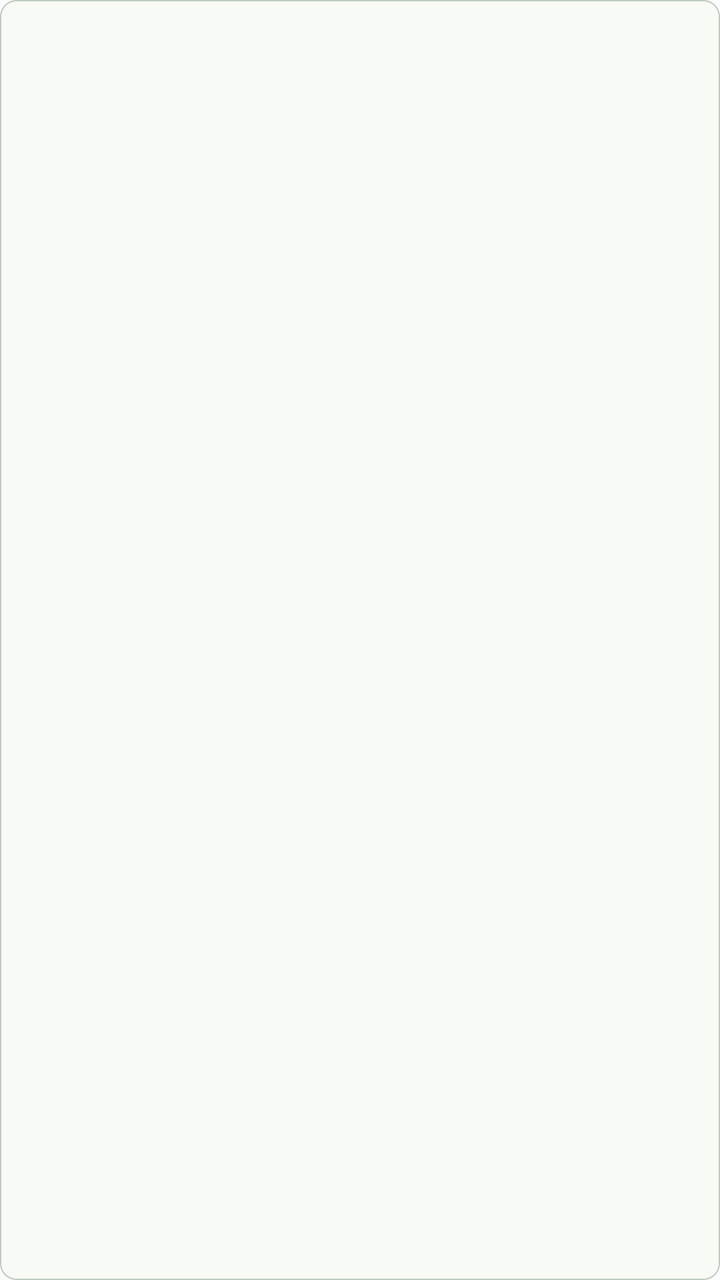
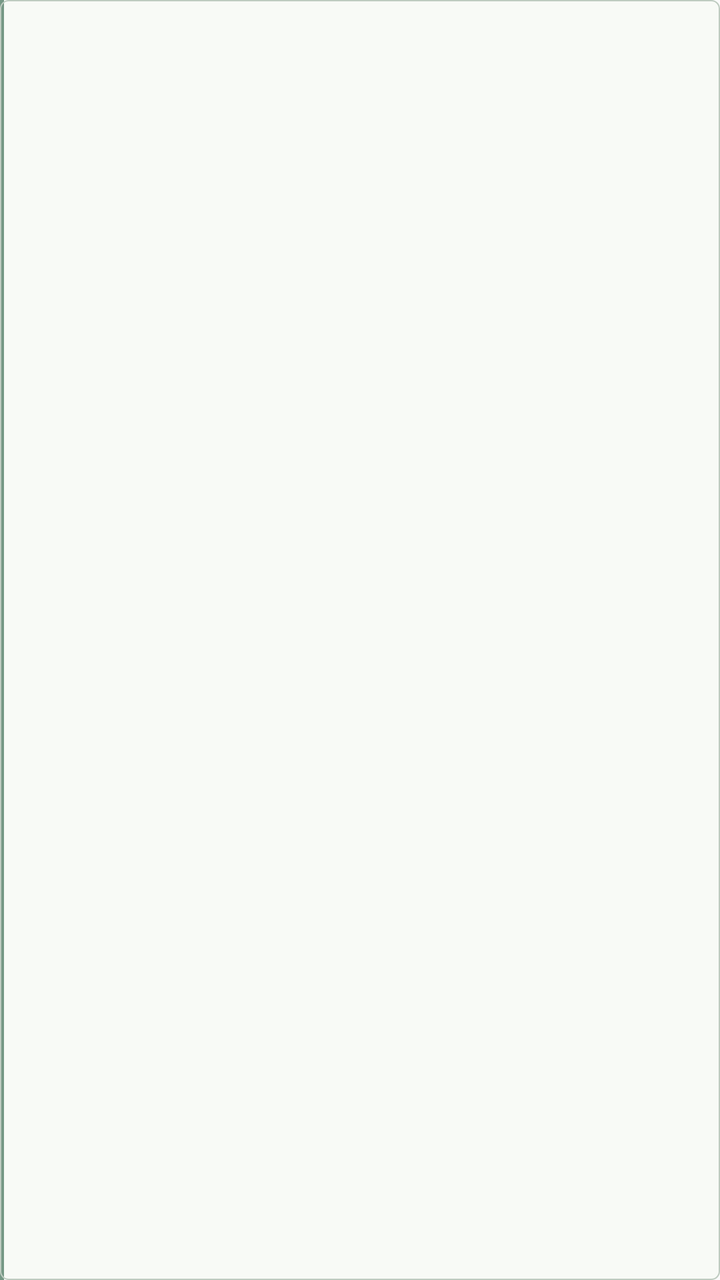

Screens rendered from an Android XML layout before and after an edit, with the pre-edit source and the edit as a unified diff.
<!-- AndroidManifest.xml: application theme android:Theme.Material.Light.NoActionBar -->
<!-- res/layout/widget_event.xml -->
<LinearLayout xmlns:android="http://schemas.android.com/apk/res/android" android:layout_width="match_parent" android:layout_height="wrap_content" android:orientation="vertical" android:padding="10dp" android:background="@drawable/event_background">
    <TextView android:id="@+id/time" android:layout_width="match_parent" android:layout_height="wrap_content" android:textSize="12sp" android:textStyle="bold" android:textColor="#245E4C" />
    <TextView android:id="@+id/title" android:layout_width="match_parent" android:layout_height="wrap_content" android:textSize="16sp" android:textColor="#183B32" android:maxLines="3" />
    <TextView android:id="@+id/location" android:layout_width="match_parent" android:layout_height="wrap_content" android:textSize="12sp" android:textColor="#53655E" android:maxLines="2" />
</LinearLayout>
<!-- resources referenced by this layout -->
<resources>
  <!-- drawable event_background (drawable) -->
  <shape xmlns:android="http://schemas.android.com/apk/res/android">
      <solid android:color="#F8FAF6" />
      <stroke android:width="0.5dp" android:color="#BECBC0" />
      <corners android:radius="8dp" />
  </shape>
</resources>

<!-- the commit's change to res/layout/widget_event.xml (unified diff, before → after) -->
@@ -1,5 +1,10 @@
-<LinearLayout xmlns:android="http://schemas.android.com/apk/res/android" android:layout_width="match_parent" android:layout_height="wrap_content" android:orientation="vertical" android:padding="10dp" android:background="@drawable/event_background">
-    <TextView android:id="@+id/time" android:layout_width="match_parent" android:layout_height="wrap_content" android:textSize="12sp" android:textStyle="bold" android:textColor="#245E4C" />
-    <TextView android:id="@+id/title" android:layout_width="match_parent" android:layout_height="wrap_content" android:textSize="16sp" android:textColor="#183B32" android:maxLines="3" />
-    <TextView android:id="@+id/location" android:layout_width="match_parent" android:layout_height="wrap_content" android:textSize="12sp" android:textColor="#53655E" android:maxLines="2" />
-</LinearLayout>
+<FrameLayout xmlns:android="http://schemas.android.com/apk/res/android" android:layout_width="match_parent" android:layout_height="wrap_content">
+    <ImageView android:id="@+id/card_fill" android:layout_width="match_parent" android:layout_height="match_parent" android:src="@drawable/event_fill" android:scaleType="fitXY" android:importantForAccessibility="no" />
+    <ImageView android:id="@+id/card_accent" android:layout_width="2dp" android:layout_height="match_parent" android:background="#769885" android:importantForAccessibility="no" />
+    <LinearLayout android:layout_width="match_parent" android:layout_height="wrap_content" android:orientation="vertical" android:padding="10dp">
+        <TextView android:id="@+id/time" android:layout_width="match_parent" android:layout_height="wrap_content" android:textSize="12sp" android:textStyle="bold" android:textColor="#245E4C" />
+        <TextView android:id="@+id/title" android:layout_width="match_parent" android:layout_height="wrap_content" android:textSize="16sp" android:textColor="#183B32" android:maxLines="3" />
+        <TextView android:id="@+id/location" android:layout_width="match_parent" android:layout_height="wrap_content" android:textSize="12sp" android:textColor="#4E5F55" android:maxLines="2" />
+    </LinearLayout>
+    <ImageView android:id="@+id/card_outline" android:layout_width="match_parent" android:layout_height="match_parent" android:src="@drawable/event_outline" android:scaleType="fitXY" android:importantForAccessibility="no" />
+</FrameLayout>
<!-- resource entries referenced after the edit -->
@@ -1,10 +1,15 @@
 <!-- resources referenced by this layout -->
 <resources>
-  <!-- drawable event_background (drawable) -->
+  <!-- drawable event_fill (drawable) -->
   <shape xmlns:android="http://schemas.android.com/apk/res/android">
       <solid android:color="#F8FAF6" />
+      <corners android:radius="4dp" />
+  </shape>
+  <!-- drawable event_outline (drawable) -->
+  <shape xmlns:android="http://schemas.android.com/apk/res/android">
+      <solid android:color="@android:color/transparent" />
       <stroke android:width="0.5dp" android:color="#BECBC0" />
-      <corners android:radius="8dp" />
+      <corners android:radius="4dp" />
   </shape>
 </resources>
 
